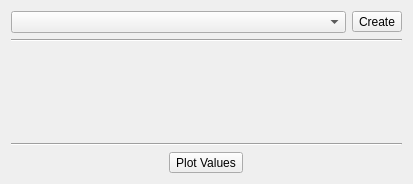
First picture: the form in src/Mod/Fem/Gui/TaskPostLinearizedStresses.ui, repository makkemal/FreeCAD, before the edit.
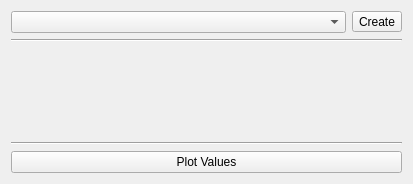
Second picture: the form after the edit. Icons and pictures are not drawn.

What changed in the file:
```diff
--- a/src/Mod/Fem/Gui/TaskPostLinearizedStresses.ui
+++ b/src/Mod/Fem/Gui/TaskPostLinearizedStresses.ui
@@ -68,7 +68,7 @@
    <item>
     <layout class="QHBoxLayout" name="horizontalLayout_2">
      <item>
-      <widget class="QToolButton" name="PlotValues">
+      <widget class="QPushButton" name="PlotValues">
        <property name="text">
         <string>Plot Values</string>
        </property>
```
